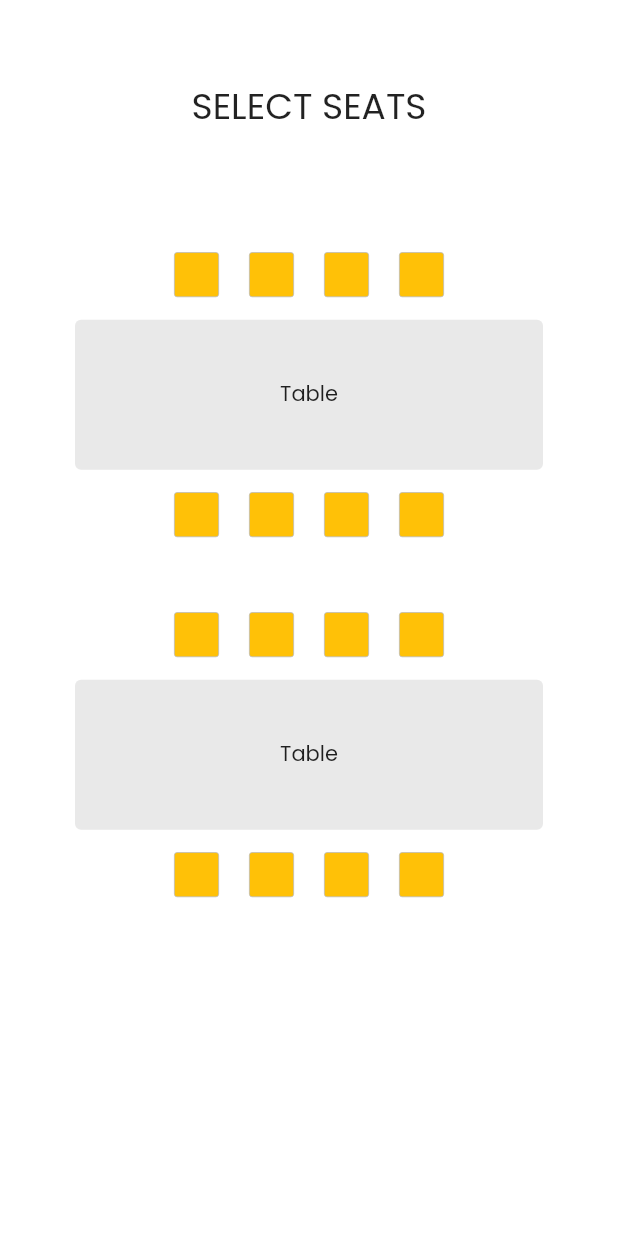
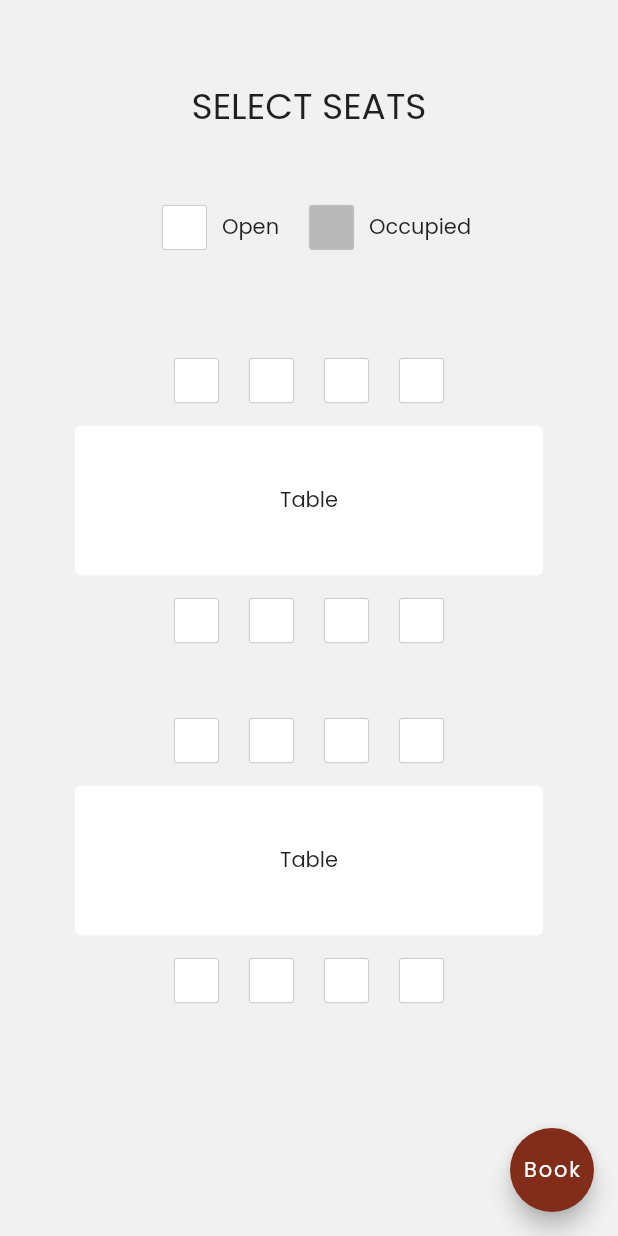
Before and after one commit to sanjaycheemeni/minto, a Flutter app: the screen it shows after launch, on a phone screen of 412 x 824 dp. Run offline on Flutter 3.47's test engine with Material 2 defaults, Android fonts, the phone set to English and light mode, and no system bars; our stand-ins replace get.

Commit message:
menu page done

```diff
--- a/minto/lib/main.dart
+++ b/minto/lib/main.dart
@@ -1,4 +1,5 @@
 import 'package:flutter/material.dart';
+import 'package:minto/view/screen/food_list_page.dart';
 import 'package:minto/view/screen/login_screen.dart';
 import 'package:minto/view/screen/seat_selection_screen.dart';
 import 'package:minto/view/screen/splash_screen.dart';
--- a/minto/lib/utils/constants/colors.dart
+++ b/minto/lib/utils/constants/colors.dart
@@ -1,4 +1,6 @@
 import 'package:flutter/material.dart';
+
+Color backgrnd = Color.fromARGB(255, 241, 241, 241);
 
 Color Mwhite = const Color(0xFFFFFFFF);
 Color Mblack = Color.fromARGB(255, 192, 67, 67);
@@ -8,5 +10,7 @@ Color secondYellow = const Color(0xFFFDBF50);
 
 Color borderColor = Color.fromARGB(255, 185, 185, 185);
 Color textFieldColor = Colors.grey.shade500;
-Color seatActive = Color.fromARGB(255, 116, 6, 6);
-Color seatInActive = Color.fromARGB(255, 233, 233, 233);
+Color seatActive = Color.fromARGB(255, 255, 255, 255);
+Color seatInActive = Color.fromARGB(255, 185, 185, 185);
+
+Color tableColor = Color.fromARGB(255, 255, 255, 255);
--- a/minto/lib/view/screen/login_screen.dart
+++ b/minto/lib/view/screen/login_screen.dart
@@ -16,7 +16,7 @@ class LoginScreen extends StatelessWidget {
     double _deviceTextSize = MediaQuery.of(context).textScaleFactor;
 
     return Scaffold(
-      backgroundColor: Color.fromARGB(255, 255, 255, 255),
+      backgroundColor: backgrnd,
       body: SafeArea(
         child: Center(
           child: ListView(
--- a/minto/lib/view/screen/seat_selection_screen.dart
+++ b/minto/lib/view/screen/seat_selection_screen.dart
@@ -3,6 +3,7 @@ import 'package:get/get.dart';
 import 'package:minto/controller/seat_selection_controller.dart';
 import 'package:minto/utils/constants/colors.dart';
 import 'package:minto/view/widget/RestoTable.dart';
+import 'package:minto/view/widget/seat.dart';
 
 class SeatSelectionPage extends StatelessWidget {
   SeatSelectionPage({super.key});
@@ -16,7 +17,7 @@ class SeatSelectionPage extends StatelessWidget {
     double _deviceTextSize = MediaQuery.of(context).textScaleFactor;
 
     return Scaffold(
-      backgroundColor: Colors.white,
+      backgroundColor: backgrnd,
       body: ListView(
         physics: const BouncingScrollPhysics(),
         children: [
@@ -29,7 +30,22 @@ class SeatSelectionPage extends StatelessWidget {
             textAlign: TextAlign.center,
           ),
           SizedBox(
-            height: _deviceWidth * .13,
+            height: _deviceWidth * .09,
+          ),
+          Row(
+            mainAxisAlignment: MainAxisAlignment.center,
+            children: [
+              Seat(active: true),
+              Text('Open'),
+              SizedBox(
+                width: 10,
+              ),
+              Seat(active: false),
+              Text('Occupied'),
+            ],
+          ),
+          SizedBox(
+            height: _deviceWidth * .09,
           ),
           Obx(() => RestoTable(
                 seats: seatSelectionController.table1.value,
@@ -41,6 +57,11 @@ class SeatSelectionPage extends StatelessWidget {
               )),
         ],
       ),
+      floatingActionButton: FloatingActionButton(
+        onPressed: () {},
+        child: Text('Book'),
+        backgroundColor: MainRed,
+      ),
     );
   }
 }
--- a/minto/lib/view/widget/RestoSeat.dart
+++ b/minto/lib/view/widget/RestoSeat.dart
@@ -1,9 +1,12 @@
 import 'package:flutter/material.dart';
+import 'package:get/get_connect/http/src/utils/utils.dart';
 import 'package:minto/controller/seat_selection_controller.dart';
 import 'package:minto/utils/constants/colors.dart';
+import 'package:minto/view/widget/seat.dart';
 
-class RestoSeat extends StatelessWidget {
+class RestoSeat extends StatefulWidget {
   final id, tableId;
+
   final SeatSelectionController controller;
   const RestoSeat(
       {super.key,
@@ -12,24 +15,20 @@ class RestoSeat extends StatelessWidget {
       required this.controller});
 
   @override
+  State<RestoSeat> createState() => _RestoSeatState();
+}
+
+class _RestoSeatState extends State<RestoSeat> {
+  bool active = true;
+  @override
   Widget build(BuildContext context) {
-    final active = controller.table1.value.seats[id].isActive;
-    print("/////////" + active.toString());
     return GestureDetector(
-      onTap: () {
-        print(controller.table1.value.seats[id].isActive);
-        controller.selected(id, tableId);
-      },
-      child: Container(
-        margin: EdgeInsets.all(10),
-        padding: EdgeInsets.all(5),
-        width: 30,
-        height: 30,
-        decoration: BoxDecoration(
-            borderRadius: BorderRadius.circular(2),
-            color: active ? Colors.amber : Colors.red,
-            border: Border.all(color: borderColor, width: .5)),
-      ),
-    );
+        onTap: () {
+          print(active);
+          setState(() {
+            active = !active;
+          });
+        },
+        child: Seat(active: active));
   }
 }
--- a/minto/lib/view/widget/RestoTable.dart
+++ b/minto/lib/view/widget/RestoTable.dart
@@ -85,7 +85,7 @@ class RestoTable extends StatelessWidget {
       // width: 400,
       height: 100,
       decoration: BoxDecoration(
-          color: seatInActive, borderRadius: BorderRadius.circular(4)),
+          color: tableColor, borderRadius: BorderRadius.circular(4)),
       child: const Text('Table'),
     );
   }
--- a/minto/pubspec.yaml
+++ b/minto/pubspec.yaml
@@ -60,8 +60,8 @@ flutter:
   uses-material-design: true
 
   # To add assets to your application, add an assets section, like this:
-  # assets:
-  #   - images/a_dot_burr.jpeg
+  assets:
+    - images/
   #   - images/a_dot_ham.jpeg
 
   # An image asset can refer to one or more resolution-specific "variants", see
```
Also changed, not shown: minto/lib/view/screen/food_list_page.dart (added, +45 -0 lines), minto/lib/view/widget/foodItem.dart (added, +64 -0 lines), minto/lib/view/widget/seat.dart (added, +21 -0 lines), minto/images/food1.png (added), minto/images/food2.png (added), minto/images/logo.png (added).
